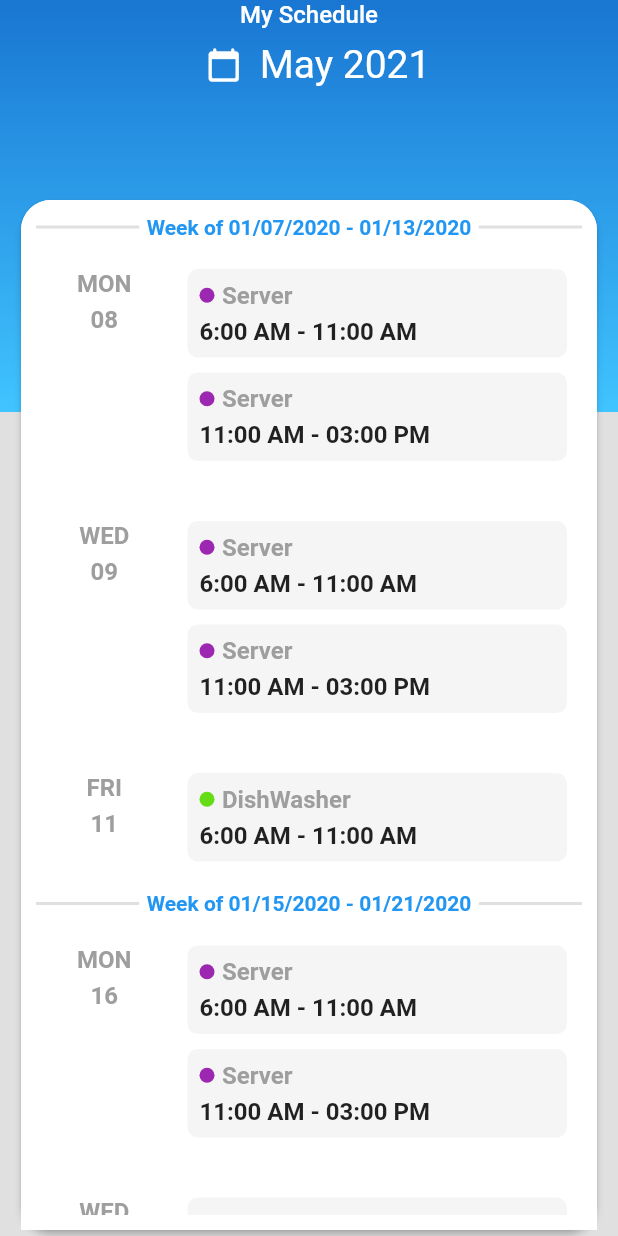
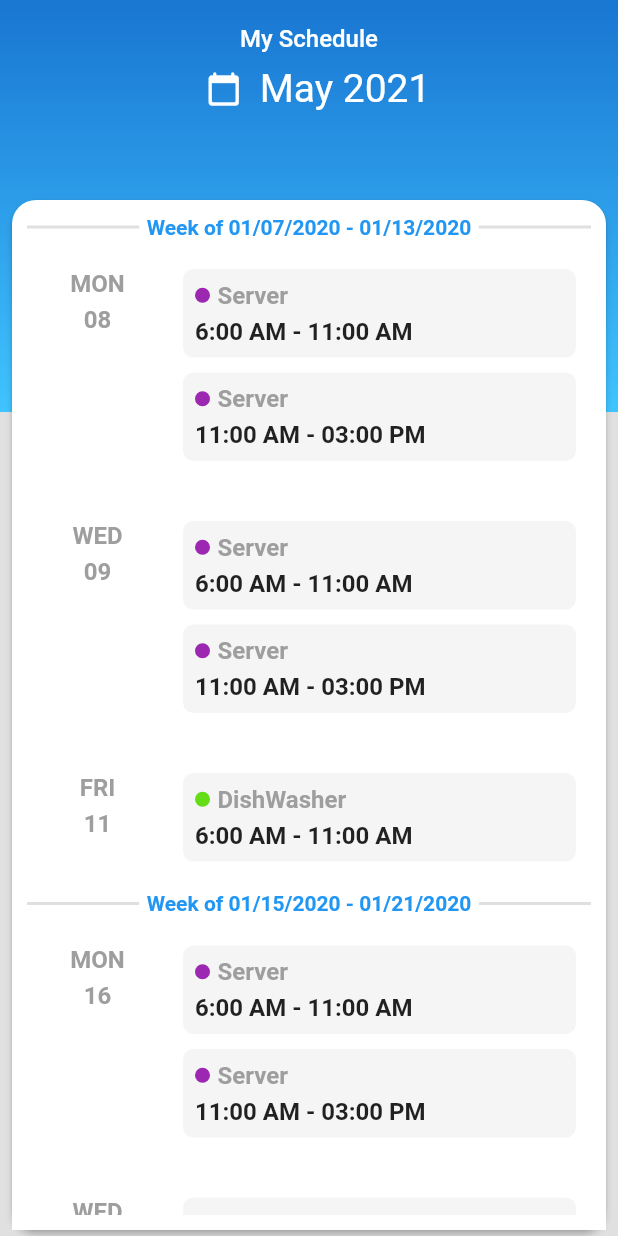
Before and after one commit to AyushTandel25/fleet_management, a Flutter app: the DashBoard screen opened by its route, on a phone screen of 412 x 824 dp. Run offline on Flutter 3.47's test engine with Material 2 defaults, Android fonts, the phone set to English and light mode, and no system bars; our stand-ins replace form_field_validator, modal_progress_hud.

Commit message:
small changes

```diff
--- a/lib/screens/dashboard.dart
+++ b/lib/screens/dashboard.dart
@@ -219,6 +219,9 @@ class _DashBoardState extends State<DashBoard> {
                       child: Column(
                         crossAxisAlignment: CrossAxisAlignment.center,
                         children: [
+                          SizedBox(
+                            height: 16.0,
+                          ),
                           Text(
                             "My Schedule",
                             style: TextStyle(
@@ -274,10 +277,10 @@ class _DashBoardState extends State<DashBoard> {
             ],
           ),
           Padding(
-            padding: EdgeInsets.symmetric(horizontal: 10.0),
+            padding: EdgeInsets.symmetric(horizontal: 4.0),
             child: Card(
               shape: RoundedRectangleBorder(
-                borderRadius: BorderRadius.circular(20.0)
+                borderRadius: BorderRadius.circular(16.0)
               ),
               elevation: 2.0,
               child: Container(
```
